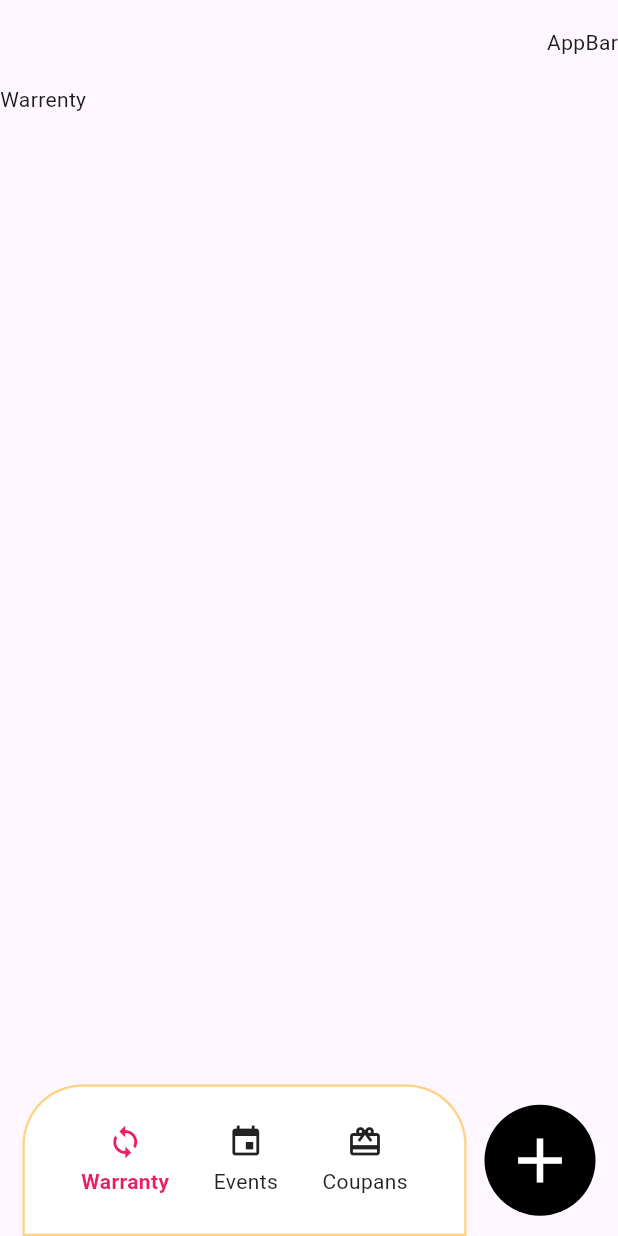
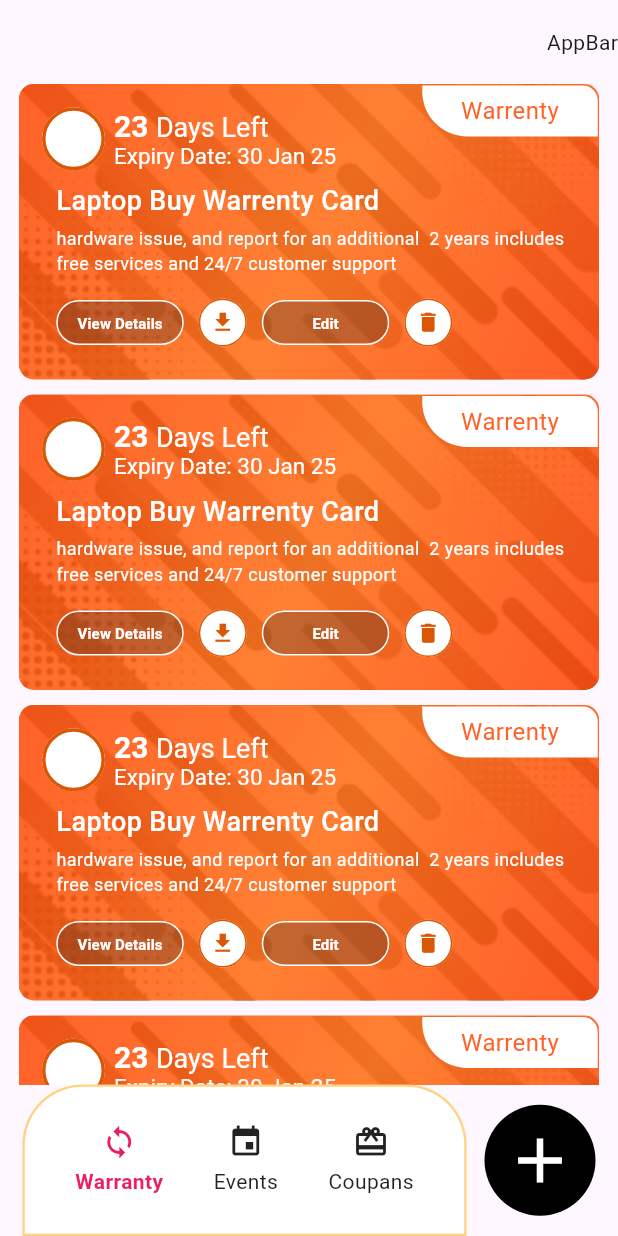
Before and after one commit to PeeyushSachan/savesure, a Flutter app: the screen it shows after launch, on a phone screen of 412 x 824 dp. Run offline on Flutter 3.47's test engine with Material 3 defaults, Android fonts, the light colour scheme and no system bars; our stand-ins replace auto_size_text, flutter_local_notifications, font_awesome_flutter.

Commit message:
NotificationSection is done

```diff
--- a/lib/main.dart
+++ b/lib/main.dart
@@ -1,11 +1,18 @@
 import 'package:flutter/material.dart';
+import 'package:flutter_local_notifications/flutter_local_notifications.dart';
 import 'package:savesure/view/home/home_screen.dart';
-import 'package:savesure/widgets/ss_warranty_card.dart';
+import 'package:savesure/view/notification/cards_notification.dart'; // आपकी स्क्रीन
 
-void main() {
-  runApp(Main());
+// ✅ Main Function (entry point)
+Future<void> main() async {
+  WidgetsFlutterBinding
+      .ensureInitialized(); // Initialization से पहले जरूरी होता है
+  await initializeNotifications(); // Plugin init function call
+  await requestNotificationPermissionIfNeeded(); // ⬅️ ASK FOR PERMISSION HERE
+  runApp(Main()); // App run करना
 }
 
+// ✅ Main App Widget
 class Main extends StatelessWidget {
   const Main({Key? key}) : super(key: key);
 
@@ -13,7 +20,7 @@ class Main extends StatelessWidget {
   Widget build(BuildContext context) {
     return MaterialApp(
       debugShowCheckedModeBanner: false,
-      home: HomeScreen(),
+      home: HomeScreen(), // आपकी main screen
     );
   }
 }
--- a/lib/view/home/home_screen.dart
+++ b/lib/view/home/home_screen.dart
@@ -2,6 +2,7 @@ import 'package:flutter/material.dart';
 import 'package:savesure/view/home/tab/coupans_card_tab.dart';
 import 'package:savesure/view/home/tab/myevent_card_tab.dart';
 import 'package:savesure/view/home/tab/warrenty_card_tab.dart';
+import 'package:savesure/view/notification/cards_notification.dart';
 
 class HomeScreen extends StatefulWidget {
   const HomeScreen({Key? key}) : super(key: key);
@@ -31,7 +32,9 @@ class _HomeScreenState extends State<HomeScreen> {
       appBar: AppBar(
         actions: [Title(color: Colors.black, child: Text("AppBar"))],
       ),
-      bottomNavigationBar: Padding(
+      bottomNavigationBar: Material(
+        color: Colors.transparent,
+        child: Padding(
           padding: const EdgeInsets.symmetric(horizontal: 5),
           child: Row(
             spacing: 2,
@@ -40,7 +43,8 @@ class _HomeScreenState extends State<HomeScreen> {
               Container(
                 height: 101,
                 width: 296,
-              padding: const EdgeInsets.symmetric(vertical: 12, horizontal: 8),
+                padding:
+                    const EdgeInsets.symmetric(vertical: 12, horizontal: 8),
                 decoration: BoxDecoration(
                     color: Colors.white,
                     border: Border.all(
@@ -72,18 +76,26 @@ class _HomeScreenState extends State<HomeScreen> {
                   ],
                 ),
               ),
-            Container(
+              InkWell(
+                child: Container(
                   height: 74,
                   width: 74,
                   decoration: BoxDecoration(
-                  color: Colors.black, borderRadius: BorderRadius.circular(37)),
+                      color: Colors.black,
+                      borderRadius: BorderRadius.circular(37)),
                   child: Icon(
                     Icons.add,
                     size: 50,
                     color: Colors.white,
                   ),
+                ),
+                onTap: () {
+
+                  showLocalNotification();
+                },
               )
             ],
+          ),
         ),
       ),
       body: allBottomTab[selectedNavigationIndex],
@@ -108,8 +120,11 @@ class _NavItem extends StatelessWidget {
   Widget build(BuildContext context) {
     final color = selected ? Colors.pink : Colors.black87;
 
-    return GestureDetector(
+    return InkWell(
       onTap: onTap,
+      borderRadius: BorderRadius.circular(12), // Optional ripple radius
+      child: Padding(
+        padding: const EdgeInsets.symmetric(horizontal: 8, vertical: 4),
         child: Column(
           mainAxisSize: MainAxisSize.min,
           children: [
@@ -119,9 +134,11 @@ class _NavItem extends StatelessWidget {
               label,
               style: TextStyle(
                 color: color,
-                fontWeight: selected ? FontWeight.bold : FontWeight.normal),
+                fontWeight: selected ? FontWeight.bold : FontWeight.normal,
+              ),
             ),
           ],
+        ),
       ),
     );
   }
--- a/lib/view/home/tab/warrenty_card_tab.dart
+++ b/lib/view/home/tab/warrenty_card_tab.dart
@@ -1,4 +1,5 @@
 import 'package:flutter/material.dart';
+import 'package:savesure/widgets/ss_warranty_card.dart';
 
 class WarrentyCardTab extends StatelessWidget {
   const WarrentyCardTab({Key? key}) : super(key: key);
@@ -6,7 +7,13 @@ class WarrentyCardTab extends StatelessWidget {
   @override
   Widget build(BuildContext context) {
     return Scaffold(
-      body: Text("Warrenty"),
-    );
+        body: Padding(
+      padding: const EdgeInsets.symmetric(horizontal: 12.5),
+      child: ListView.builder(
+          itemCount: 5,
+          itemBuilder: (context, index) {
+            return SsWarrantyCard();
+          }),
+    ));
   }
 }
--- a/lib/widgets/ss_warranty_card.dart
+++ b/lib/widgets/ss_warranty_card.dart
@@ -15,11 +15,8 @@ class _SsWarrantyCardState extends State<SsWarrantyCard> {
   Widget build(BuildContext context) {
     var screenWidth = MediaQuery.of(context).size.width;
     var screenHeight = MediaQuery.of(context).size.height;
-    return Scaffold(
-      appBar: AppBar(),
-      body: Padding(
-        padding: const EdgeInsets.symmetric(horizontal: 10),
-        child: Container(
+    return Container(
+      margin: EdgeInsets.only(bottom: 10),
       height: 197,
       width: screenWidth,
       child: Stack(
@@ -248,13 +245,11 @@ class _SsWarrantyCardState extends State<SsWarrantyCard> {
                     )
                   ],
                 ),
-                  )
+              ),
             ],
           ),
         ],
       ),
-        ),
-      ),
     );
   }
 }
--- a/pubspec.yaml
+++ b/pubspec.yaml
@@ -36,6 +36,7 @@ dependencies:
   cupertino_icons: ^1.0.8
   auto_size_text: ^3.0.0
   font_awesome_flutter: ^10.8.0
+  flutter_local_notifications: ^19.0.0
 
 dev_dependencies:
   flutter_test:
```
Also changed, not shown: lib/view/notification/cards_notification.dart (added, +73 -0 lines), pubspec.lock, 7 other files. Lines whose indentation alone changed are shown as unchanged.
